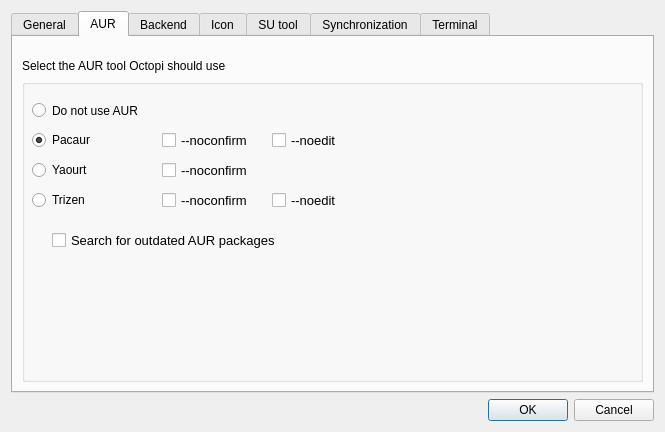
Old version of the form ui/optionsdialog.ui in the repository aarnt/octopi.
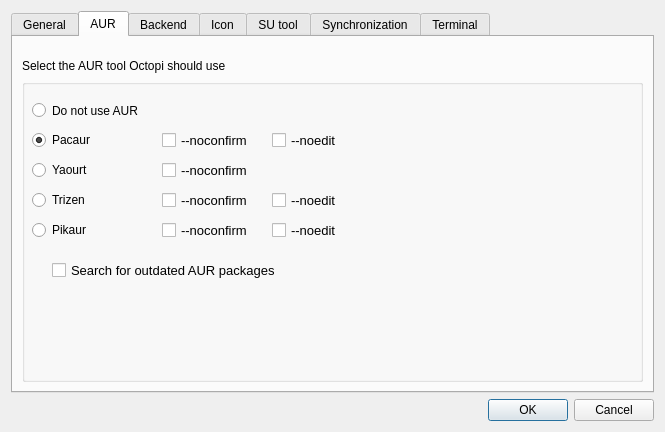
New version of the form.

Commit message: Added Pikaur (AUR tool) support

The edit to the form file:
```diff
--- a/ui/optionsdialog.ui
+++ b/ui/optionsdialog.ui
@@ -224,7 +224,7 @@
             <property name="geometry">
              <rect>
               <x>30</x>
-              <y>150</y>
+              <y>180</y>
               <width>571</width>
               <height>23</height>
              </rect>
@@ -290,6 +290,58 @@
              <string notr="true">--noedit</string>
             </property>
            </widget>
+           <widget class="QRadioButton" name="rbPikaur">
+            <property name="geometry">
+             <rect>
+              <x>10</x>
+              <y>140</y>
+              <width>105</width>
+              <height>22</height>
+             </rect>
+            </property>
+            <property name="accessibleName">
+             <string notr="true"/>
+            </property>
+            <property name="text">
+             <string notr="true">Pikaur</string>
+            </property>
+           </widget>
+           <widget class="QCheckBox" name="cbPikaurNoConfirm">
+            <property name="geometry">
+             <rect>
+              <x>140</x>
+              <y>140</y>
+              <width>101</width>
+              <height>22</height>
+             </rect>
+            </property>
+            <property name="font">
+             <font>
+              <pointsize>10</pointsize>
+             </font>
+            </property>
+            <property name="text">
+             <string notr="true">--noconfirm</string>
+            </property>
+           </widget>
+           <widget class="QCheckBox" name="cbPikaurNoEdit">
+            <property name="geometry">
+             <rect>
+              <x>250</x>
+              <y>140</y>
+              <width>90</width>
+              <height>22</height>
+             </rect>
+            </property>
+            <property name="font">
+             <font>
+              <pointsize>10</pointsize>
+             </font>
+            </property>
+            <property name="text">
+             <string notr="true">--noedit</string>
+            </property>
+           </widget>
           </widget>
          </item>
         </layout>
```
The commit also changes 9 other files.
